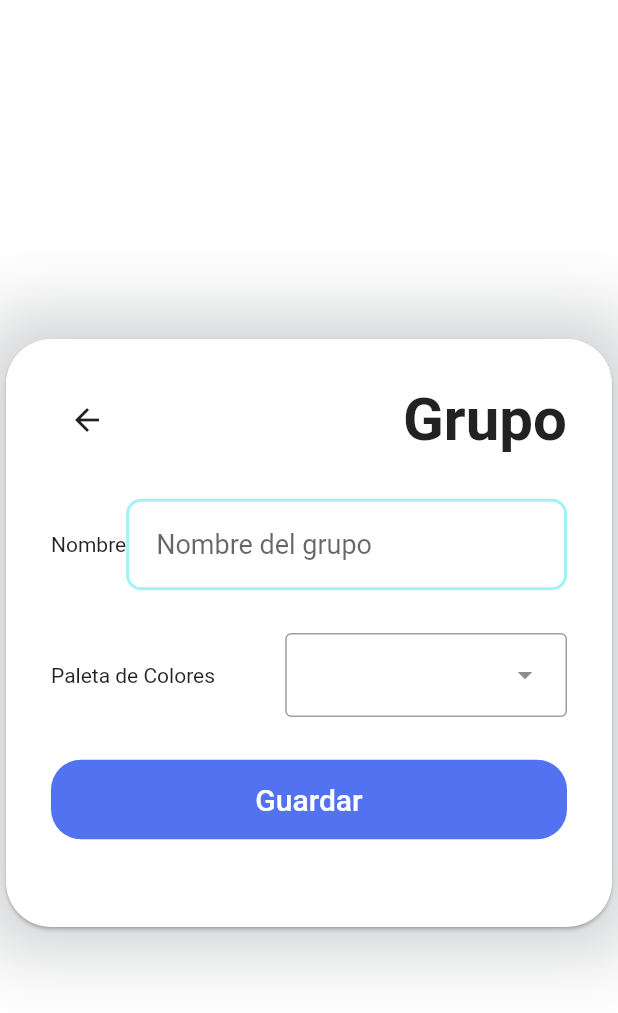
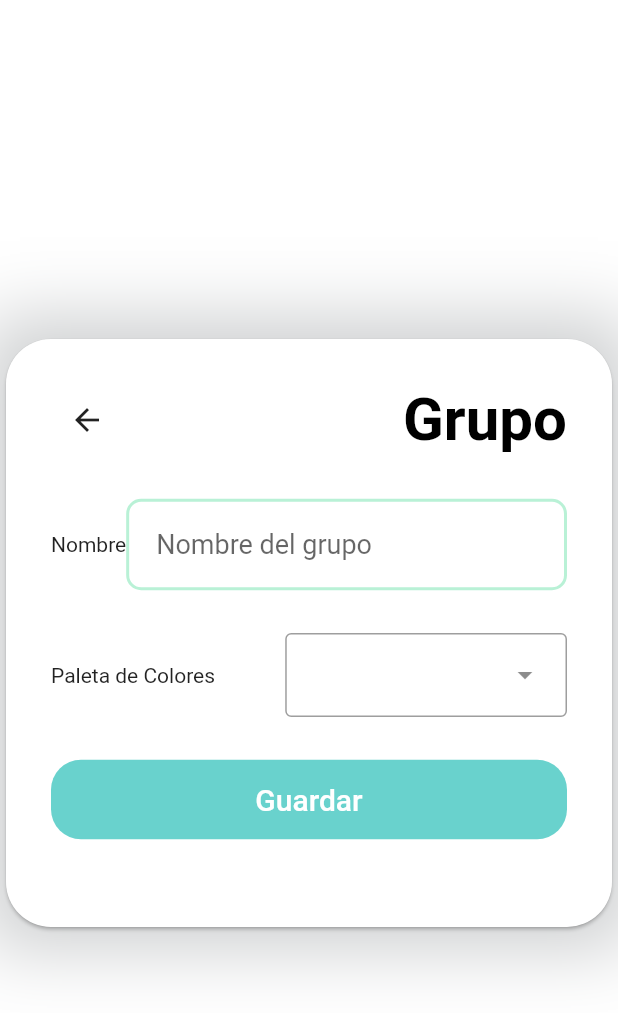
Before and after one commit to IDGS-901-19002274/MedicardApp, a Flutter app: the AddGropuScreen screen opened by its route, on a phone screen of 412 x 824 dp. Shown: the top 1013 px of the screen. Run offline on Flutter 3.47's test engine with Material 2 defaults, Android fonts, the phone set to English and light mode, and no system bars; our stand-ins replace calendar_date_picker2, flutter_expandable_fab, searchfield.

Commit message:
avance actualizado

```diff
--- a/lib/constants/color_pallettes.dart
+++ b/lib/constants/color_pallettes.dart
@@ -2,6 +2,13 @@ import 'package:flutter/material.dart';
 import 'package:medicard_app/interfaces/color_interface.dart';
 
 final Map<String, CardColors> colorPalletes = <String, CardColors>{
+  'default': CardColors(
+    bgColor: Colors.white,
+    cardColor: Colors.white70,
+    detailColor1: Colors.white60,
+    detailColor2: Colors.black45,
+    textColor: Colors.black,
+  ),
   'grayblue': CardColors(
     bgColor: const Color.fromARGB(255, 203, 218, 213),
     cardColor: const Color.fromARGB(255, 137, 167, 177),
--- a/lib/custom/custom_buttons.dart
+++ b/lib/custom/custom_buttons.dart
@@ -13,7 +13,7 @@ class TextButtonSuccess extends StatelessWidget {
     super.key,
     required this.text,
     required this.function,
-    this.bgColor = AppTheme.fourth,
+    this.bgColor = AppTheme.primary,
     this.icon,
   });
 
@@ -67,7 +67,9 @@ class AddGroupMedButton extends StatelessWidget {
                       RoundedRectangleBorder(
                           borderRadius: BorderRadius.circular(20))),
                   backgroundColor: MaterialStateProperty.all<Color>(bgColor)),
-              onPressed: () {},
+              onPressed: () {
+                Navigator.pushNamed(context, '/DragToGroup');
+              },
               child: const Padding(
                 padding: EdgeInsets.all(12.0),
                 child: Icon(
--- a/lib/custom/custom_form_1.dart
+++ b/lib/custom/custom_form_1.dart
@@ -45,7 +45,7 @@ class CustomFormSession extends StatelessWidget {
     final TextButtonSuccess logWithGoogleButton = TextButtonSuccess(
       function: () {},
       text: logWithGoogle,
-      bgColor: AppTheme.primary,
+      bgColor: AppTheme.tertiary,
       icon: Icons.login,
     );
 
--- a/lib/custom/custom_texts.dart
+++ b/lib/custom/custom_texts.dart
@@ -3,13 +3,19 @@ import 'package:flutter/material.dart';
 class TitleText extends StatelessWidget {
   final String text;
   final double fontSize;
-  const TitleText({super.key, required this.text, this.fontSize = 45});
+  final Color fontColor;
+  const TitleText(
+      {super.key,
+      required this.text,
+      this.fontSize = 45,
+      this.fontColor = Colors.black});
 
   @override
   Widget build(BuildContext context) {
     return Text(
       text,
-      style: TextStyle(fontSize: fontSize, fontWeight: FontWeight.bold),
+      style: TextStyle(
+          fontSize: fontSize, fontWeight: FontWeight.bold, color: fontColor),
       textAlign: TextAlign.center,
     );
   }
@@ -123,3 +129,23 @@ class MedicineText extends StatelessWidget {
     );
   }
 }
+
+class DragCardText extends StatelessWidget {
+  final String text;
+  final Color textColor;
+  const DragCardText({super.key, required this.text, required this.textColor});
+
+  @override
+  Widget build(BuildContext context) {
+    return Center(
+      child: Text(
+        text,
+        style: TextStyle(
+          color: textColor,
+          fontWeight: FontWeight.bold,
+          fontSize: 15,
+        ),
+      ),
+    );
+  }
+}
--- a/lib/custom/rounded_card.dart
+++ b/lib/custom/rounded_card.dart
@@ -4,6 +4,7 @@ class RoundedBox extends StatelessWidget {
   final Widget child;
   final Color bgColor;
   final double maxHeight;
+  final double minWidth;
   final EdgeInsets padding;
   final double shadow;
   final Color shadowColor;
@@ -13,6 +14,7 @@ class RoundedBox extends StatelessWidget {
     required this.child,
     this.bgColor = Colors.white,
     this.maxHeight = double.infinity,
+    this.minWidth = 0,
     this.padding = const EdgeInsets.all(30),
     this.shadow = 0.0,
     this.shadowColor = Colors.black,
@@ -32,7 +34,7 @@ class RoundedBox extends StatelessWidget {
               ],
             )
           : null,
-      constraints: BoxConstraints(maxHeight: maxHeight),
+      constraints: BoxConstraints(maxHeight: maxHeight, minWidth: minWidth),
       child: Card(
         color: bgColor,
         shape: RoundedRectangleBorder(
--- a/lib/routes/router.dart
+++ b/lib/routes/router.dart
@@ -8,6 +8,7 @@ class AppRoutes {
     '/Home': (BuildContext context) => const HomeScreen(),
     '/AddMed': (BuildContext context) => const AddMedScreen(),
     '/AddGroup': (BuildContext context) => const AddGropuScreen(),
+    '/DragToGroup': (BuildContext context) => const DragToGroupScreen(),
   };
 
   static const String initialRoute = '/Login';
--- a/lib/routes/screens.dart
+++ b/lib/routes/screens.dart
@@ -1,3 +1,4 @@
+export 'package:medicard_app/screens/drag_to_group_screen.dart';
 export 'package:medicard_app/screens/add_group_screen.dart';
 export 'package:medicard_app/screens/add_med_screen.dart';
 export 'package:medicard_app/screens/homes_creen.dart';
--- a/lib/theme/app_theme.dart
+++ b/lib/theme/app_theme.dart
@@ -1,12 +1,11 @@
 import 'package:flutter/material.dart';
 
 class AppTheme {
-  static const Color primary = Color.fromARGB(255, 69, 214, 225);
-  static const Color secundary = Color.fromARGB(255, 159, 243, 245);
-  static const Color tertiary = Color.fromARGB(255, 233, 216, 254);
-  static const Color fourth = Color.fromARGB(255, 82, 114, 242);
+  static const Color primary = Color.fromARGB(255, 105, 210, 205);
+  static const Color secundary = Color.fromARGB(255, 185, 241, 214);
+  static const Color tertiary = Color.fromARGB(255, 41, 67, 128);
+  static const Color fourth = Color.fromARGB(255, 13, 15, 54);
   static const Color fifth = Color.fromARGB(255, 52, 67, 102);
-  static const Color white = Color.fromARGB(255, 251, 244, 234);
   static const Color dark = Color.fromARGB(255, 52, 59, 64);
 
   static Color transparentDark = const Color.fromARGB(124, 52, 59, 64);
--- a/pubspec.yaml
+++ b/pubspec.yaml
@@ -38,6 +38,9 @@ dependencies:
   flutter_expandable_fab: ^2.0.0
   searchfield: ^0.8.7
   calendar_date_picker2: ^0.5.3
+  flutter_staggered_grid_view: ^0.7.0
+  fluttertoast: ^8.2.3
+  sqflite: ^2.3.0
 
 dev_dependencies:
   flutter_test:
```
Also changed, not shown: pubspec.lock, 1 other file.
